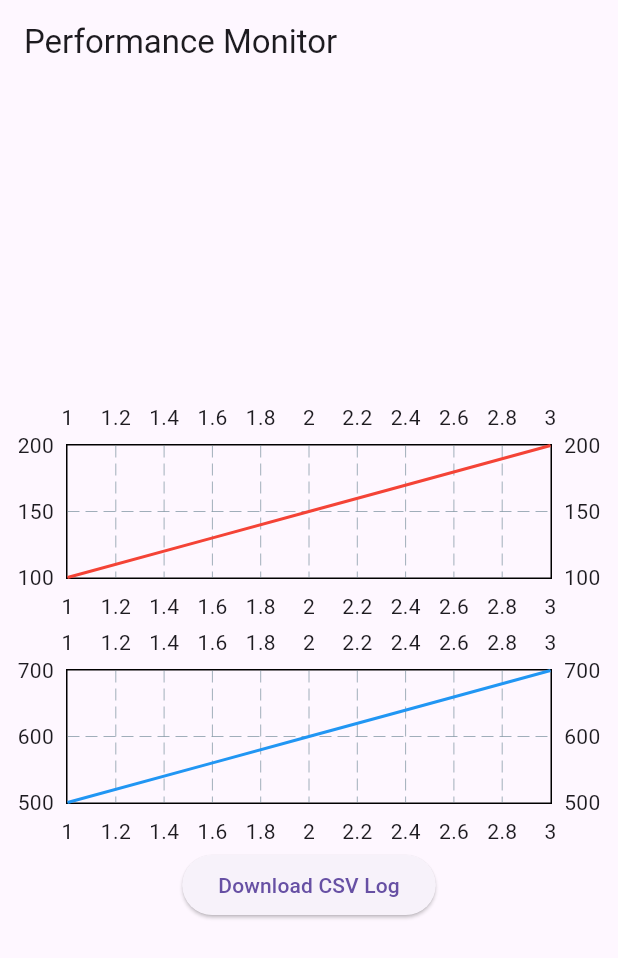
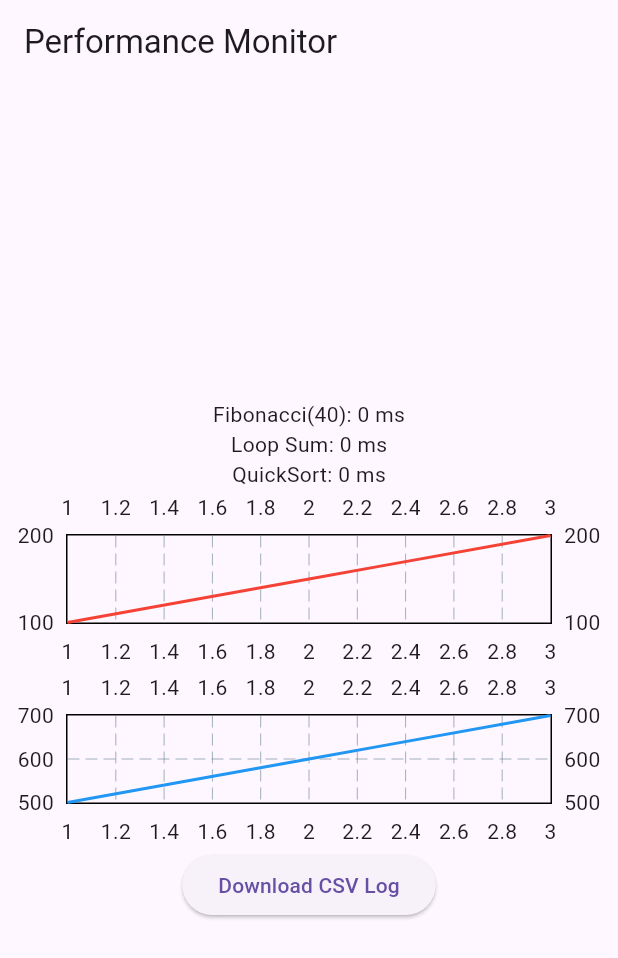
Before and after one commit to r3nyah/test-performance, a Flutter app: the screen it shows after launch, after a tap on "Download CSV Log", on a phone screen of 412 x 824 dp. Shown: the top 958 px of the screen. Run offline on Flutter 3.47's test engine with Material 3 defaults, Android fonts, the phone set to English and light mode, and no system bars; drawn by our look-alikes of fl_chart; our stand-ins replace share_plus; missing offline and left inert: dart:html.

Commit message:
try to add parameter

```diff
--- a/lib/main.dart
+++ b/lib/main.dart
@@ -22,6 +22,7 @@ class _MyAppState extends State<MyApp> {
   List<FlSpot> ramData = [];
   int loopCount = 1000000;
   List<int> quickSortData = List.generate(10000, (_) => Random().nextInt(10000));
+  int fiboTime = 0, loopTime = 0, quickSortTime = 0;
 
   @override
   void initState() {
@@ -66,11 +67,19 @@ class _MyAppState extends State<MyApp> {
         int ramUsage = (400 + (100 * (timer.tick % 5))).toInt();
         int runtime = timer.tick * 2 * 1000;
 
+        int start = DateTime.now().millisecondsSinceEpoch;
         fibonacciRecursive(40);
+        fiboTime = DateTime.now().millisecondsSinceEpoch - start;
+
+        start = DateTime.now().millisecondsSinceEpoch;
         for (int i = 0; i < loopCount; i++) {}
+        loopTime = DateTime.now().millisecondsSinceEpoch - start;
+
+        start = DateTime.now().millisecondsSinceEpoch;
         quickSort(quickSortData, 0, quickSortData.length - 1);
+        quickSortTime = DateTime.now().millisecondsSinceEpoch - start;
 
-        logData.add("$runtime,$cpuUsage,$ramUsage");
+        logData.add("$runtime,$cpuUsage,$ramUsage,$fiboTime,$loopTime,$quickSortTime");
         cpuData.add(FlSpot(timer.tick.toDouble(), cpuUsage.toDouble()));
         ramData.add(FlSpot(timer.tick.toDouble(), ramUsage.toDouble()));
       });
@@ -86,7 +95,7 @@ class _MyAppState extends State<MyApp> {
   Future<void> downloadLog(BuildContext context) async {
     _timer?.cancel();
 
-    String csvData = "Time(ms),CPU(%),RAM(MB)\n";
+    String csvData = "Time(ms),CPU(%),RAM(MB),Fibonacci(ms),Loop(ms),QuickSort(ms)\n";
     for (String entry in logData) {
       csvData += "$entry\n";
     }
@@ -102,8 +111,11 @@ class _MyAppState extends State<MyApp> {
         body: Column(
           mainAxisAlignment: MainAxisAlignment.center,
           children: [
-            SizedBox(height: 150, child: LineChart(LineChartData(lineBarsData: [LineChartBarData(spots: cpuData, isCurved: true, color: Colors.red, dotData: FlDotData(show: false))]))),
-            SizedBox(height: 150, child: LineChart(LineChartData(lineBarsData: [LineChartBarData(spots: ramData, isCurved: true, color: Colors.blue, dotData: FlDotData(show: false))]))),
+            Text("Fibonacci(40): $fiboTime ms"),
+            Text("Loop Sum: $loopTime ms"),
+            Text("QuickSort: $quickSortTime ms"),
+            SizedBox(height: 120, child: LineChart(LineChartData(lineBarsData: [LineChartBarData(spots: cpuData, isCurved: true, color: Colors.red, dotData: FlDotData(show: false))]))),
+            SizedBox(height: 120, child: LineChart(LineChartData(lineBarsData: [LineChartBarData(spots: ramData, isCurved: true, color: Colors.blue, dotData: FlDotData(show: false))]))),
             ElevatedButton(
               onPressed: () => downloadLog(context),
               child: Text("Download CSV Log"),
```
